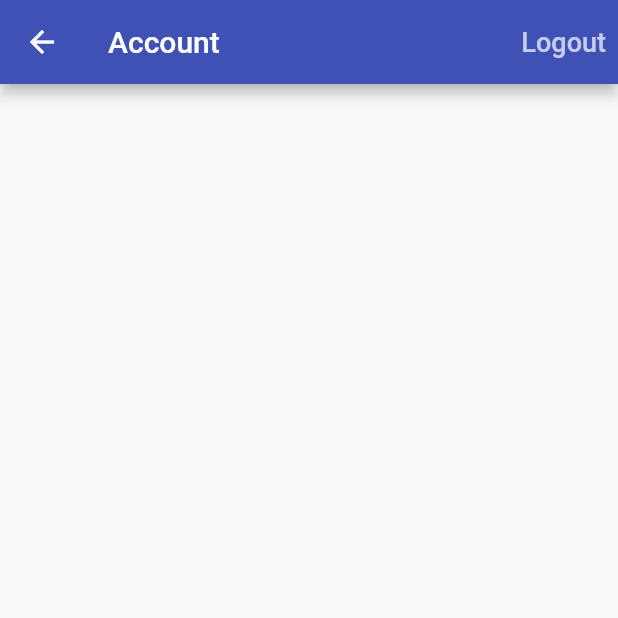
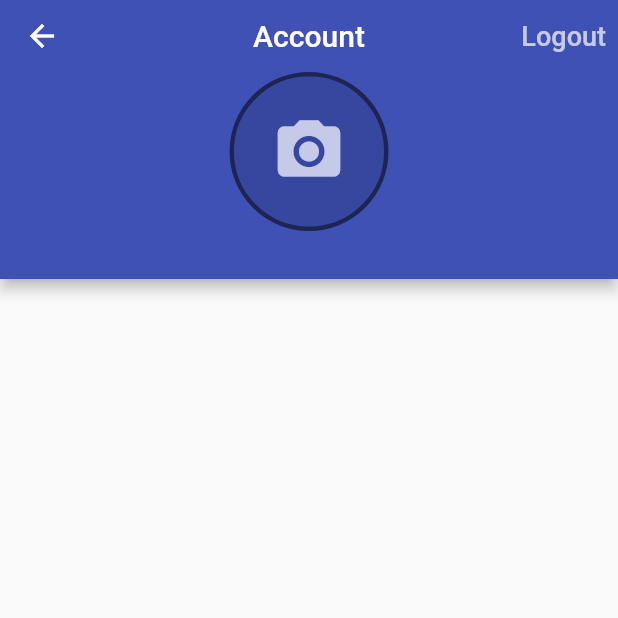
Before and after one commit to DQLok/Flutter_Demo, a Flutter app: the AccountPage screen opened directly, on a phone screen of 412 x 824 dp, the top half of it. Run offline on Flutter 3.47's test engine with Material 2 defaults, Android fonts, the phone set to English and light mode, and no system bars; our stand-ins replace cloud_firestore, firebase_auth, firebase_core, google_sign_in, rxdart; missing offline and left inert: flutter_facebook_auth; accounts and stored records are empty.

Commit message:
Avatar and successful learn Flluter demo

```diff
--- a/lib/app/home/account/account_page.dart
+++ b/lib/app/home/account/account_page.dart
@@ -1,12 +1,14 @@
+import 'package:firebase_auth/firebase_auth.dart';
 import 'package:flutter/material.dart';
 import 'package:provider/provider.dart';
+import 'package:time_tracker_flutter_course/common_widgets/avatar.dart';
 import 'package:time_tracker_flutter_course/common_widgets/show_alert_dialog.dart';
 import 'package:time_tracker_flutter_course/services/auth.dart';
 
 class AccountPage extends StatelessWidget {
-  const AccountPage({ Key? key }) : super(key: key);
+  const AccountPage({Key? key}) : super(key: key);
 
-   Future<void> _signOut(BuildContext context) async {
+  Future<void> _signOut(BuildContext context) async {
     final auth = Provider.of<AuthBase>(context, listen: false);
     try {
       await auth.signOut();
@@ -24,12 +26,13 @@ class AccountPage extends StatelessWidget {
     if (didRequestSignOut == true) _signOut(context);
   }
 
-
   @override
   Widget build(BuildContext context) {
+    final auth = Provider.of<AuthBase>(context, listen: false);
     return Scaffold(
       appBar: AppBar(
         title: Text('Account'),
+        centerTitle: true,
         actions: <Widget>[
           TextButton(
             child: Text(
@@ -39,7 +42,26 @@ class AccountPage extends StatelessWidget {
             onPressed: () => _confirmSignOut(context),
           ),
         ],
+        bottom: PreferredSize(
+          preferredSize: Size.fromHeight(130),
+          child: _buildUserInfo(auth.currentUser!),
+        ),
       ),
     );
   }
+
+  Widget _buildUserInfo(User user) {
+    return Column(children: <Widget>[
+      Avatar(photoUrl: user.photoURL, radius: 50),
+      SizedBox(
+        height: 8,
+      ),
+      if (user.displayName != null)
+        Text(
+          user.displayName!,
+          style: TextStyle(color: Colors.white70),
+        ),
+      SizedBox(height: 8,)
+    ]);
+  }
 }
--- a/lib/app/home/entries/entries_page.dart
+++ b/lib/app/home/entries/entries_page.dart
@@ -19,6 +19,7 @@ class EntriesPage extends StatelessWidget {
     return Scaffold(
       appBar: AppBar(
         title: Text('Entries'),
+        centerTitle: true,
         elevation: 2.0,
       ),
       body: _buildContents(context),
--- a/lib/app/home/job_entries/entry_page.dart
+++ b/lib/app/home/job_entries/entry_page.dart
@@ -87,6 +87,7 @@ class _EntryPageState extends State<EntryPage> {
       appBar: AppBar(
         elevation: 2.0,
         title: Text(widget.job!.name),
+        centerTitle: true,
         actions: <Widget>[
           TextButton(
             child: Text(
--- a/lib/app/home/jobs/edit_job_page.dart
+++ b/lib/app/home/jobs/edit_job_page.dart
@@ -80,6 +80,7 @@ class _EditJobPageState extends State<EditJobPage> {
       appBar: AppBar(
         elevation: 2.0,
         title: Text(widget.job==null ? 'New Job':'Edit Job'),
+        centerTitle: true,
         actions: <Widget>[
           TextButton(
             child: Text('Save',
--- a/lib/app/home/jobs/job_page.dart
+++ b/lib/app/home/jobs/job_page.dart
@@ -30,6 +30,7 @@ class JobsPage extends StatelessWidget {
     return Scaffold(
       appBar: AppBar(
         title: Text('Jobs'),
+        centerTitle: true,
         actions: <Widget>[
           IconButton(
               onPressed: () => EditJobPage.show(context,
--- /dev/null
+++ b/lib/common_widgets/avatar.dart
@@ -0,0 +1,27 @@
+import 'package:flutter/material.dart';
+
+class Avatar extends StatelessWidget {
+  const Avatar({Key? key, required this.photoUrl, required this.radius})
+      : super(key: key);
+  final String? photoUrl;
+  final double radius;
+  @override
+  Widget build(BuildContext context) {
+    return Container(
+      decoration: BoxDecoration(
+          shape: BoxShape.circle,
+          border: Border.all(color: Colors.black54, width: 3.0)),
+      child: CircleAvatar(
+        radius: radius,
+        backgroundColor: Colors.black12,
+        backgroundImage: photoUrl != null ? NetworkImage(photoUrl!) : null,
+        child: photoUrl == null
+            ? Icon(
+                Icons.camera_alt,
+                size: radius,
+              )
+            : null,
+      ),
+    );
+  }
+}
```
